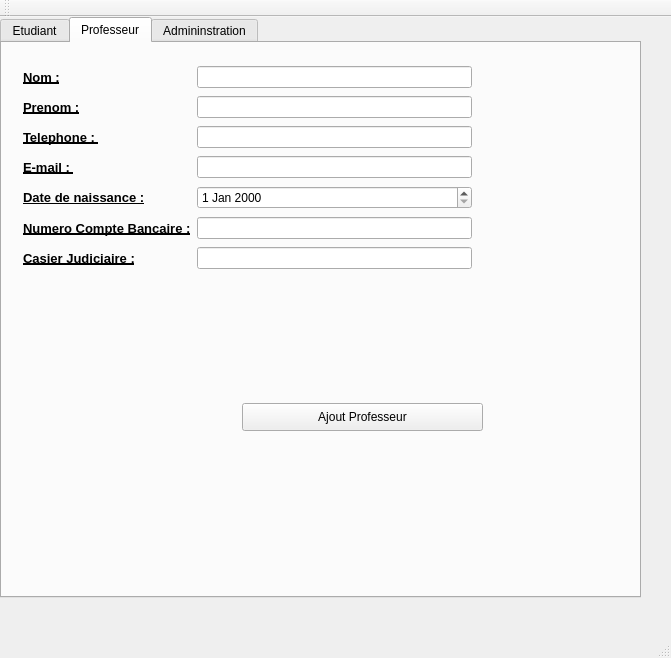
Mrgove10/AppliObjetVS, file AppObjetQT/mainwindow.ui: the form before one commit.
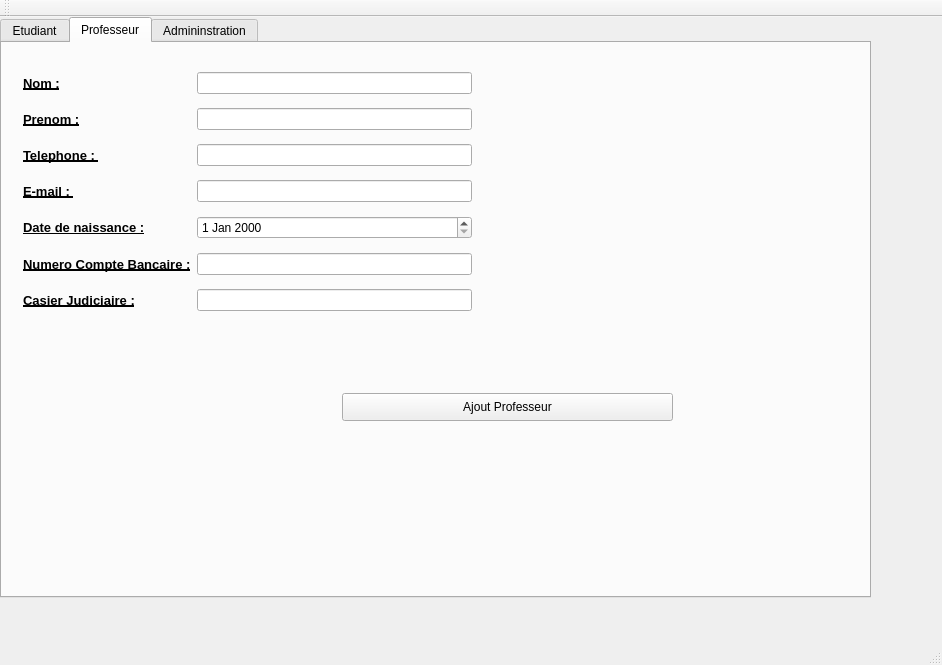
The form after the commit. The open tabs and pages were chosen to show the change. Icons and pictures are not drawn.

Diff of the .ui file:
```diff
--- a/AppObjetQT/mainwindow.ui
+++ b/AppObjetQT/mainwindow.ui
@@ -6,8 +6,8 @@
    <rect>
     <x>0</x>
     <y>0</y>
-    <width>671</width>
-    <height>658</height>
+    <width>942</width>
+    <height>665</height>
    </rect>
   </property>
   <property name="windowTitle">
@@ -19,7 +19,7 @@
      <rect>
       <x>0</x>
       <y>0</y>
-      <width>641</width>
+      <width>871</width>
       <height>581</height>
      </rect>
     </property>
@@ -248,7 +248,7 @@
         <x>10</x>
         <y>10</y>
         <width>471</width>
-        <height>231</height>
+        <height>281</height>
        </rect>
       </property>
       <layout class="QGridLayout" name="gridLayout_2">
@@ -395,9 +395,9 @@
      <widget class="QPushButton" name="profAjout">
       <property name="geometry">
        <rect>
-        <x>240</x>
-        <y>360</y>
-        <width>241</width>
+        <x>340</x>
+        <y>350</y>
+        <width>331</width>
         <height>28</height>
        </rect>
       </property>
@@ -405,6 +405,22 @@
        <string>Ajout Professeur</string>
       </property>
      </widget>
+     <widget class="QLabel" name="label_33">
+      <property name="geometry">
+       <rect>
+        <x>490</x>
+        <y>10</y>
+        <width>351</width>
+        <height>281</height>
+       </rect>
+      </property>
+      <property name="text">
+       <string/>
+      </property>
+      <property name="pixmap">
+       <pixmap>C:/Users/Utilisateur/Pictures/Coaching 5.jpg</pixmap>
+      </property>
+     </widget>
     </widget>
     <widget class="QWidget" name="tab_6">
      <attribute name="title">
```
Left out of the diff: 40 changed lines with no effect on the pictures.
